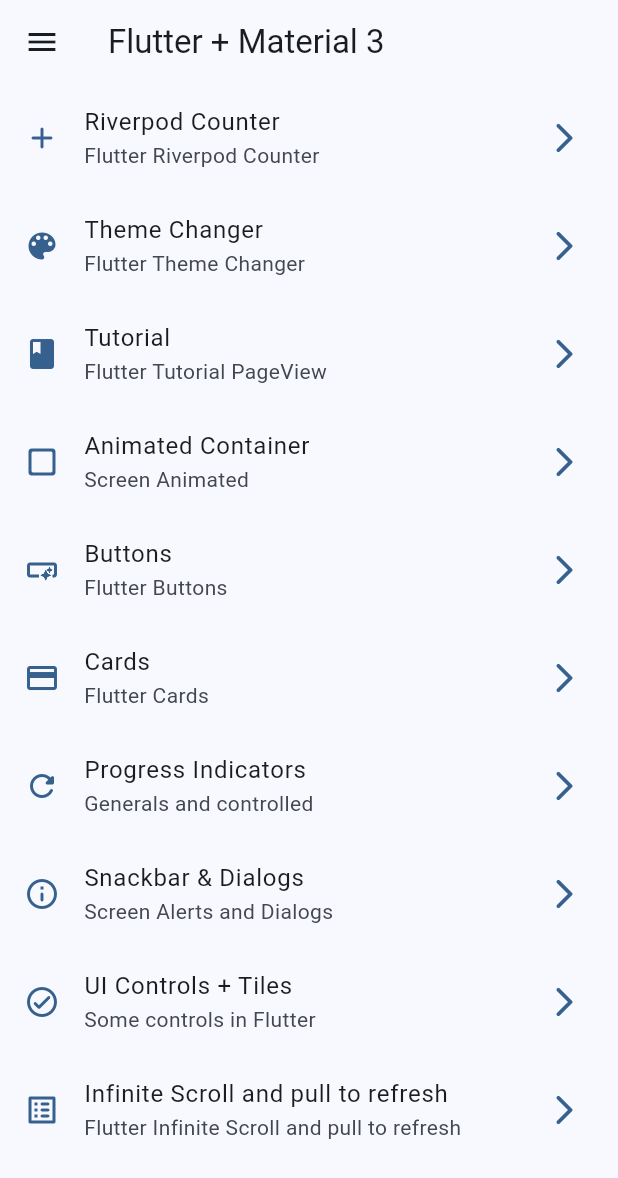
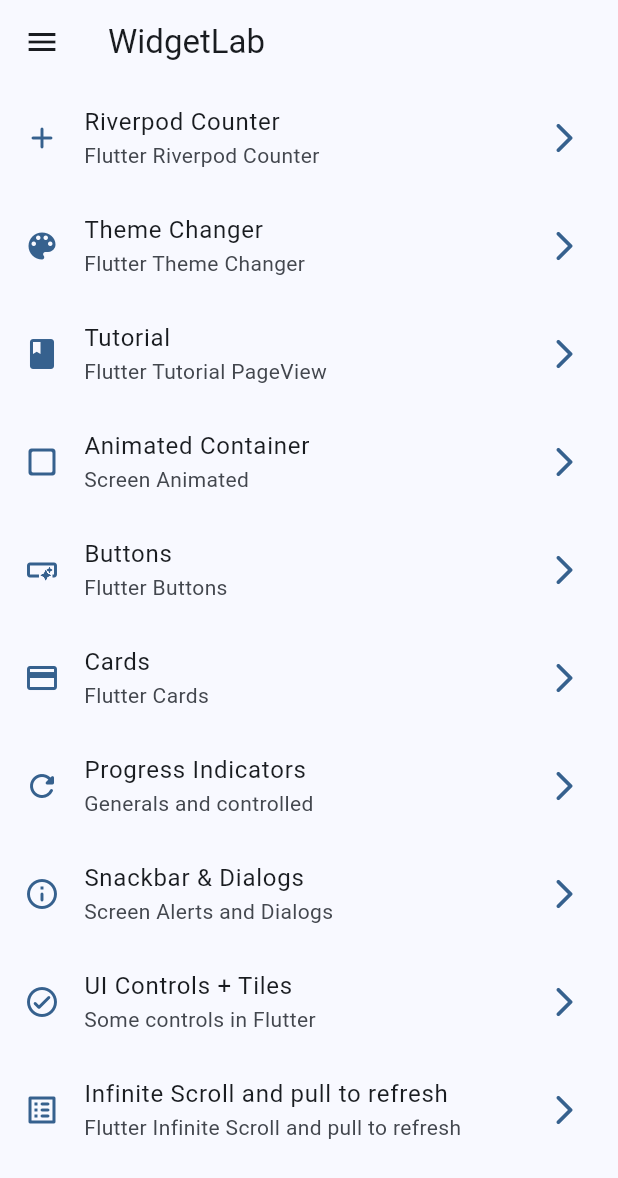
Before and after one commit to lauritaila/flutter_widgets_app, a Flutter app: the screen it shows after launch, on a phone screen of 412 x 824 dp. Shown: the top 1178 px of the screen. Run offline on Flutter 3.47's test engine with Material 3 defaults, Android fonts, the phone set to English and light mode, and no system bars; our stand-ins replace animate_do, flutter_riverpod, go_router.

Commit message:
FIX: change appbar title homescreen

```diff
--- a/lib/presentation/screens/home/home_screen.dart
+++ b/lib/presentation/screens/home/home_screen.dart
@@ -17,7 +17,7 @@ class HomeScreen extends StatelessWidget {
     return Scaffold(
       key: scaffoldKey,
       appBar: AppBar(
-        title: const Text("Flutter + Material 3"),
+        title: const Text("WidgetLab"),
       ),
       body: _HomeView(),
       drawer: SideMenu(scaffoldKey: scaffoldKey),
```
